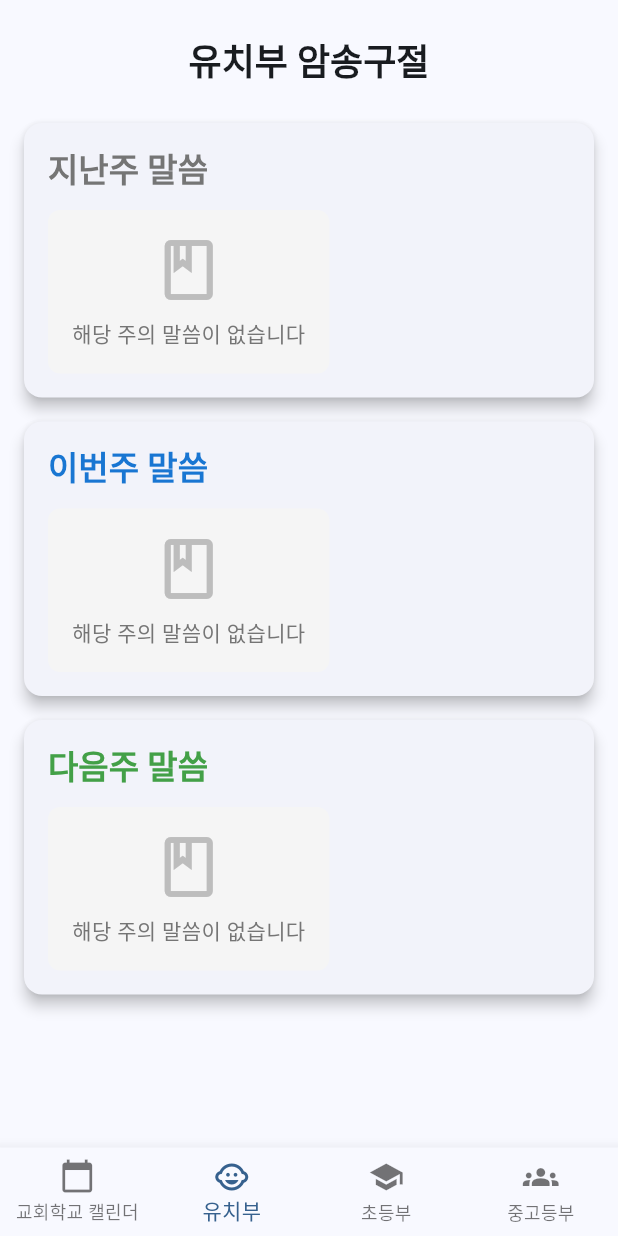
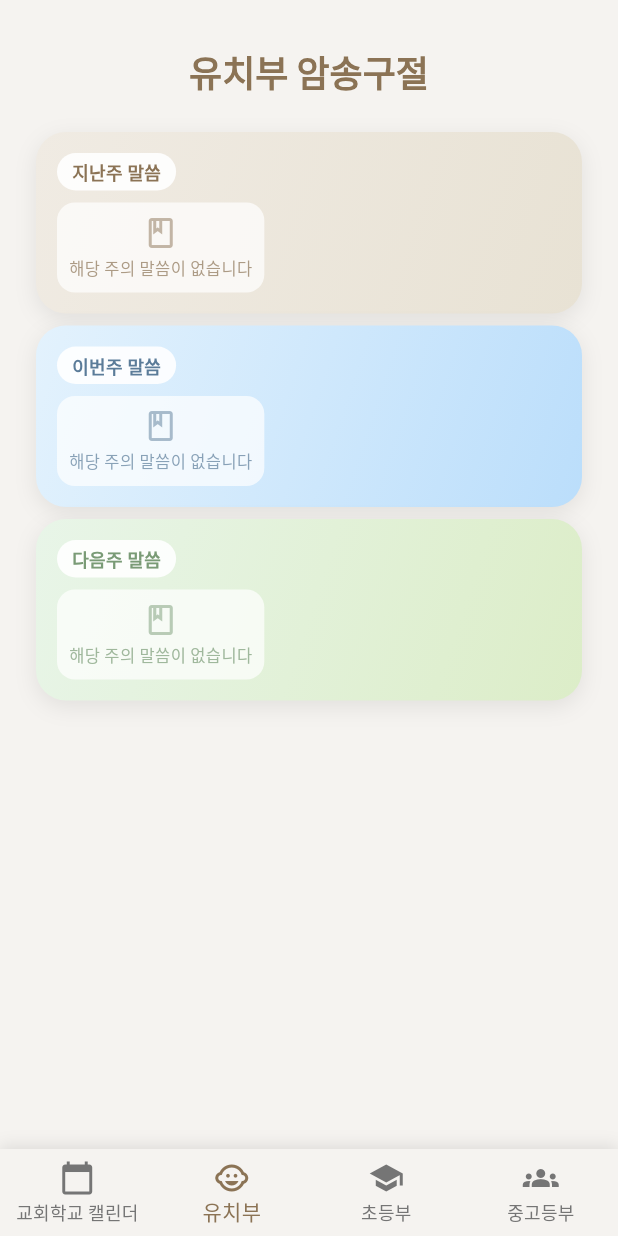
Before and after one commit to Kim-Hakseong/church-school-app, a Flutter app: the screen it shows after launch, item 2 of the bottom bar chosen, on a phone screen of 412 x 824 dp. Run offline on Flutter 3.47's test engine with Material 3 defaults, Android fonts, the phone set to English and light mode, and no system bars; our stand-ins replace google_fonts, hive_flutter, table_calendar; missing offline and left inert: excel; accounts and stored records are empty; Roboto replaces fonts that are missing (NotoSans).

Commit message:
feat: Redesign UI with modern theme and responsive layout
- Add Google Fonts with Noto Sans KR for better Korean typography
- Implement modern color palette inspired by reference image
- Add gradient backgrounds for verse cards with warm, sophisticated tones
- Implement responsive design for verse cards to fit on single screen
- Update theme with warm beige, brown, and soft blue color scheme
- Improve card styling with rounded corners and subtle shadows
- Optimize layout for different screen sizes and device types

Co-Authored-By: \uAE40\uD559\uC131 <makseong@gmail.com>

```diff
--- a/lib/main.dart
+++ b/lib/main.dart
@@ -1,5 +1,6 @@
 import 'package:flutter/material.dart';
 import 'package:provider/provider.dart';
+import 'package:google_fonts/google_fonts.dart';
 import 'providers/verse_provider.dart';
 import 'screens/calendar_screen.dart';
 import 'screens/age_group_screen.dart';
@@ -18,9 +19,22 @@ class ChurchSchoolApp extends StatelessWidget {
       child: MaterialApp(
         title: '교회학교 암송 어플',
         theme: ThemeData(
-          colorScheme: ColorScheme.fromSeed(seedColor: Colors.blue),
+          colorScheme: ColorScheme.fromSeed(
+            seedColor: const Color(0xFFE8E2D4),
+            brightness: Brightness.light,
+          ).copyWith(
+            primary: const Color(0xFF8B7355),
+            secondary: const Color(0xFFA8C8EC),
+            surface: const Color(0xFFF5F3F0),
+            surfaceContainerHighest: const Color(0xFFEDE8E0),
+          ),
           useMaterial3: true,
-          fontFamily: 'NotoSans',
+          textTheme: GoogleFonts.notoSansKrTextTheme(),
+          cardTheme: const CardTheme(
+            elevation: 2,
+            shadowColor: Color.fromRGBO(0, 0, 0, 0.1),
+            shape: RoundedRectangleBorder(borderRadius: BorderRadius.all(Radius.circular(16))),
+          ),
         ),
         home: const MainScreen(),
         debugShowCheckedModeBanner: false,
@@ -66,10 +80,10 @@ class _MainScreenState extends State<MainScreen> {
           child: Column(
             mainAxisAlignment: MainAxisAlignment.center,
             children: [
-              const Icon(
+              Icon(
                 Icons.church,
                 size: 100,
-                color: Colors.blue,
+                color: Theme.of(context).colorScheme.primary,
               ),
               const SizedBox(height: 24),
               const CircularProgressIndicator(),
@@ -129,9 +143,23 @@ class _MainScreenState extends State<MainScreen> {
               AgeGroupScreen(sheetName: '중고등부', displayName: '중고등부'),
             ],
           ),
-          bottomNavigationBar: BottomNavigationBar(
+          bottomNavigationBar: Container(
+            decoration: const BoxDecoration(
+              boxShadow: [
+                BoxShadow(
+                  color: Color.fromRGBO(0, 0, 0, 0.1),
+                  blurRadius: 8,
+                  offset: Offset(0, -2),
+                ),
+              ],
+            ),
+            child: BottomNavigationBar(
               type: BottomNavigationBarType.fixed,
               currentIndex: _currentIndex,
+              selectedItemColor: Theme.of(context).colorScheme.primary,
+              unselectedItemColor: Colors.grey[600],
+              backgroundColor: Theme.of(context).colorScheme.surface,
+              elevation: 0,
               onTap: (index) {
                 setState(() {
                   _currentIndex = index;
@@ -156,6 +184,7 @@ class _MainScreenState extends State<MainScreen> {
                 ),
               ],
             ),
+          ),
         );
       },
     );
--- a/lib/screens/age_group_screen.dart
+++ b/lib/screens/age_group_screen.dart
@@ -58,19 +58,37 @@ class AgeGroupScreen extends StatelessWidget {
 
         return RefreshIndicator(
           onRefresh: () => provider.refresh(),
-          child: ListView(
-            padding: const EdgeInsets.all(8.0),
+          child: LayoutBuilder(
+            builder: (context, constraints) {
+              final screenHeight = constraints.maxHeight;
+              final isCompact = screenHeight < 700;
+
+              return SingleChildScrollView(
+                padding: EdgeInsets.symmetric(
+                  horizontal: 16.0,
+                  vertical: isCompact ? 8.0 : 16.0,
+                ),
+                child: ConstrainedBox(
+                  constraints: BoxConstraints(minHeight: screenHeight),
+                  child: Column(
                     children: [
                       Padding(
-                padding: const EdgeInsets.all(16.0),
+                        padding: EdgeInsets.only(
+                          top: isCompact ? 8.0 : 16.0,
+                          bottom: isCompact ? 12.0 : 20.0,
+                        ),
                         child: Text(
                           '$displayName 암송구절',
                           style: Theme.of(context).textTheme.headlineSmall?.copyWith(
-                    fontWeight: FontWeight.bold,
+                            fontWeight: FontWeight.w700,
+                            color: Theme.of(context).colorScheme.primary,
                           ),
                           textAlign: TextAlign.center,
                         ),
                       ),
+                      Flexible(
+                        child: Column(
+                          children: [
                             VerseCard(
                               title: '지난주 말씀',
                               weekType: WeekType.last,
@@ -91,6 +109,13 @@ class AgeGroupScreen extends StatelessWidget {
                             ),
                           ],
                         ),
+                      ),
+                    ],
+                  ),
+                ),
+              );
+            },
+          ),
         );
       },
     );
--- a/lib/screens/calendar_screen.dart
+++ b/lib/screens/calendar_screen.dart
@@ -148,7 +148,7 @@ class _CalendarScreenState extends State<CalendarScreen> {
         return Card(
           margin: const EdgeInsets.only(bottom: 8),
           child: ListTile(
-            leading: const Icon(Icons.event, color: Colors.blue),
+            leading: Icon(Icons.event, color: Theme.of(context).colorScheme.primary),
             title: Text(event.title),
             subtitle: event.note != null ? Text(event.note!) : null,
             onTap: () => _showEventDialog(context, event.date, [event]),
--- a/lib/widgets/verse_card.dart
+++ b/lib/widgets/verse_card.dart
@@ -19,66 +19,105 @@ class VerseCard extends StatelessWidget {
   @override
   Widget build(BuildContext context) {
     final verse = provider.getVerseForWeek(sheetName, weekType);
+    final screenWidth = MediaQuery.of(context).size.width;
+    final screenHeight = MediaQuery.of(context).size.height;
+    final isCompact = screenWidth < 600 || screenHeight < 700;
 
-    return Card(
-      margin: const EdgeInsets.all(8.0),
-      elevation: 4,
+    return Container(
+      margin: EdgeInsets.symmetric(
+        horizontal: isCompact ? 8.0 : 12.0,
+        vertical: isCompact ? 4.0 : 6.0,
+      ),
+      decoration: BoxDecoration(
+        gradient: _getGradientForWeekType(weekType),
+        borderRadius: BorderRadius.circular(20),
+        boxShadow: [
+          BoxShadow(
+            color: Colors.black.withValues(alpha: 0.08),
+            blurRadius: 12,
+            offset: const Offset(0, 4),
+          ),
+        ],
+      ),
       child: Padding(
-        padding: const EdgeInsets.all(16.0),
+        padding: EdgeInsets.all(isCompact ? 14.0 : 18.0),
         child: Column(
           crossAxisAlignment: CrossAxisAlignment.start,
+          mainAxisSize: MainAxisSize.min,
           children: [
-            Text(
-              title,
-              style: Theme.of(context).textTheme.titleLarge?.copyWith(
-                fontWeight: FontWeight.bold,
-                color: _getColorForWeekType(weekType),
-              ),
+            Row(
+              children: [
+                Container(
+                  padding: EdgeInsets.symmetric(
+                    horizontal: isCompact ? 10 : 12,
+                    vertical: isCompact ? 4 : 6,
+                  ),
+                  decoration: BoxDecoration(
+                    color: Colors.white.withValues(alpha: 0.9),
+                    borderRadius: BorderRadius.circular(20),
+                  ),
+                  child: Text(
+                    title,
+                    style: TextStyle(
+                      fontSize: isCompact ? 12 : 14,
+                      fontWeight: FontWeight.w600,
+                      color: _getColorForWeekType(weekType),
+                    ),
+                  ),
+                ),
+              ],
             ),
-            const SizedBox(height: 12),
+            SizedBox(height: isCompact ? 8 : 12),
             if (verse != null) ...[
               if (verse.extra != null && verse.extra!.isNotEmpty) ...[
                 Text(
                   verse.extra!,
                   style: Theme.of(context).textTheme.titleMedium?.copyWith(
                     fontWeight: FontWeight.w600,
-                    color: Colors.grey[700],
+                    color: _getColorForWeekType(weekType),
+                    fontSize: isCompact ? 12 : 14,
                   ),
                 ),
-                const SizedBox(height: 8),
+                SizedBox(height: isCompact ? 4 : 6),
               ],
               Text(
                 verse.text,
                 style: Theme.of(context).textTheme.bodyLarge?.copyWith(
-                  height: 1.5,
+                  height: 1.3,
+                  fontSize: isCompact ? 12 : 14,
+                  color: Colors.black87,
                 ),
+                maxLines: isCompact ? 2 : 3,
+                overflow: TextOverflow.ellipsis,
               ),
-              const SizedBox(height: 12),
+              SizedBox(height: isCompact ? 6 : 8),
               Text(
                 DateFormat('yyyy년 M월 d일').format(verse.date),
                 style: Theme.of(context).textTheme.bodySmall?.copyWith(
-                  color: Colors.grey[600],
+                  color: _getColorForWeekType(weekType).withValues(alpha: 0.7),
+                  fontSize: isCompact ? 10 : 11,
                 ),
               ),
             ] else ...[
               Container(
-                padding: const EdgeInsets.all(16),
+                padding: EdgeInsets.all(isCompact ? 8 : 12),
                 decoration: BoxDecoration(
-                  color: Colors.grey[100],
-                  borderRadius: BorderRadius.circular(8),
+                  color: Colors.white.withValues(alpha: 0.7),
+                  borderRadius: BorderRadius.circular(12),
                 ),
                 child: Column(
                   children: [
                     Icon(
                       Icons.book_outlined,
-                      size: 48,
-                      color: Colors.grey[400],
+                      size: isCompact ? 24 : 32,
+                      color: _getColorForWeekType(weekType).withValues(alpha: 0.5),
                     ),
-                    const SizedBox(height: 8),
+                    SizedBox(height: isCompact ? 4 : 6),
                     Text(
                       '해당 주의 말씀이 없습니다',
                       style: Theme.of(context).textTheme.bodyMedium?.copyWith(
-                        color: Colors.grey[600],
+                        color: _getColorForWeekType(weekType).withValues(alpha: 0.7),
+                        fontSize: isCompact ? 11 : 12,
                       ),
                     ),
                   ],
@@ -94,11 +133,43 @@ class VerseCard extends StatelessWidget {
   Color _getColorForWeekType(WeekType weekType) {
     switch (weekType) {
       case WeekType.last:
-        return Colors.grey[600]!;
+        return const Color(0xFF8B7355);
       case WeekType.current:
-        return Colors.blue[700]!;
+        return const Color(0xFF5B7C99);
       case WeekType.next:
-        return Colors.green[600]!;
+        return const Color(0xFF7A9B76);
+    }
+  }
+
+  LinearGradient _getGradientForWeekType(WeekType weekType) {
+    switch (weekType) {
+      case WeekType.last:
+        return const LinearGradient(
+          begin: Alignment.topLeft,
+          end: Alignment.bottomRight,
+          colors: [
+            Color(0xFFF0EBE3),
+            Color(0xFFE8E2D4),
+          ],
+        );
+      case WeekType.current:
+        return const LinearGradient(
+          begin: Alignment.topLeft,
+          end: Alignment.bottomRight,
+          colors: [
+            Color(0xFFE3F2FD),
+            Color(0xFFBBDEFB),
+          ],
+        );
+      case WeekType.next:
+        return const LinearGradient(
+          begin: Alignment.topLeft,
+          end: Alignment.bottomRight,
+          colors: [
+            Color(0xFFE8F5E8),
+            Color(0xFFDCEDC8),
+          ],
+        );
     }
   }
 }
--- a/pubspec.yaml
+++ b/pubspec.yaml
@@ -34,6 +34,7 @@ dependencies:
   # The following adds the Cupertino Icons font to your application.
   # Use with the CupertinoIcons class for iOS style icons.
   cupertino_icons: ^1.0.8
+  google_fonts: ^6.1.0
 
   excel: ^4.0.6
 
```
Also changed, not shown: pubspec.lock. Lines whose indentation alone changed are shown as unchanged.
